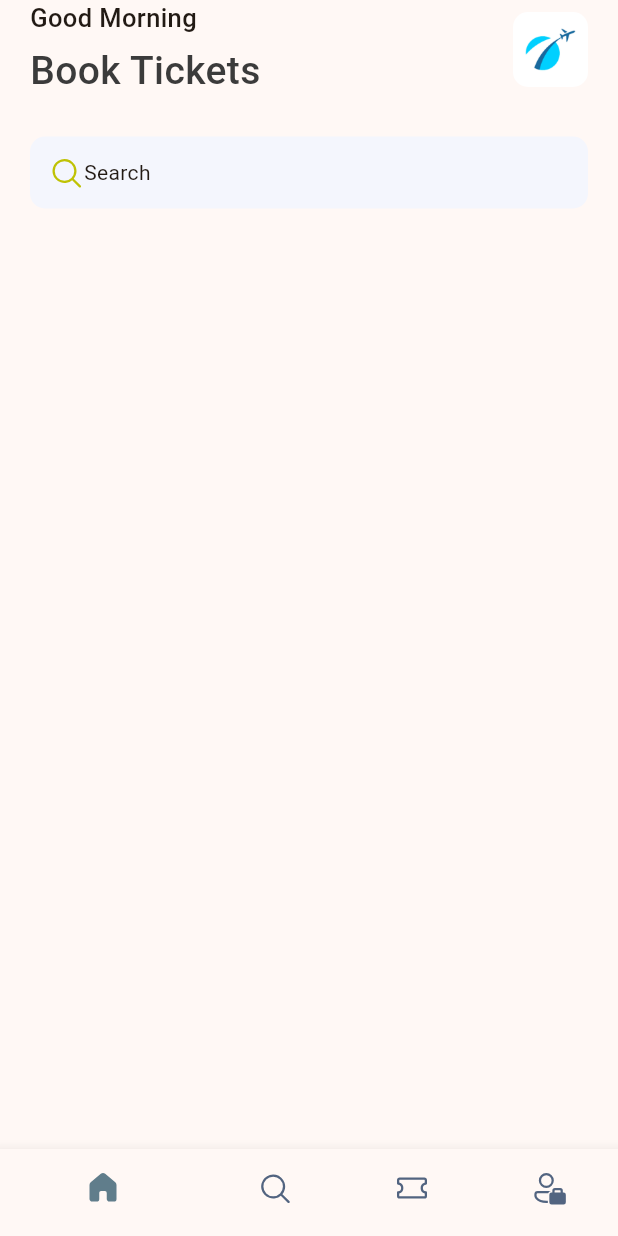
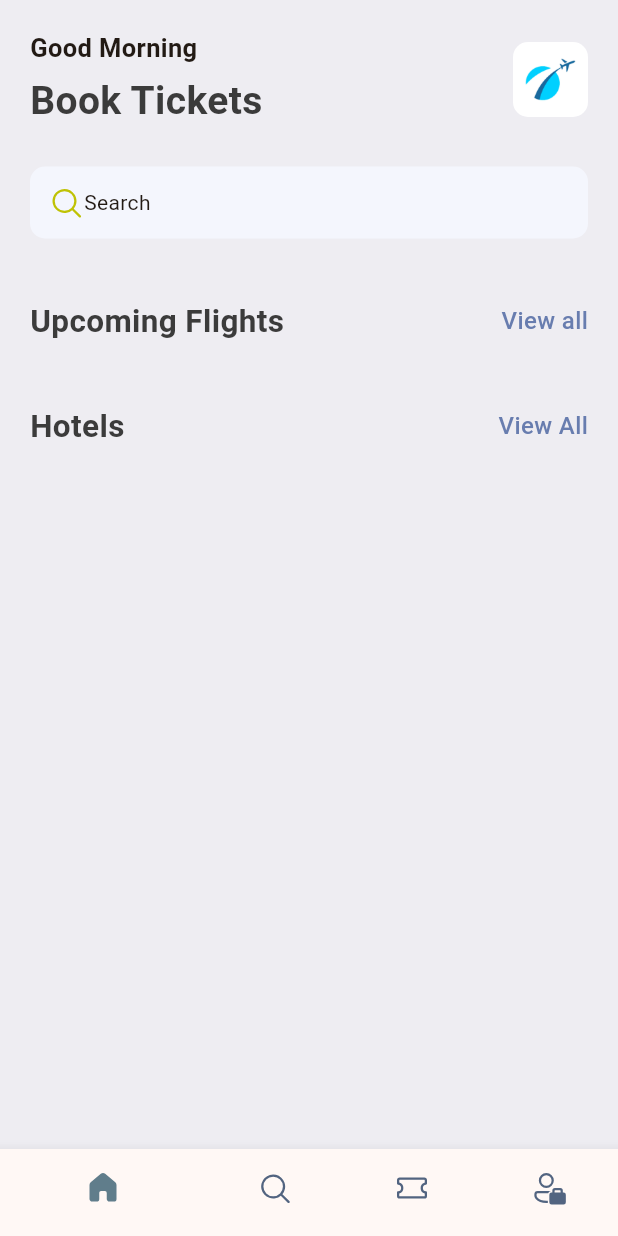
Before and after one commit to retzonel/ticket-app, a Flutter app: the screen it shows after launch, on a phone screen of 412 x 824 dp. Run offline on Flutter 3.47's test engine with Material 3 defaults, Android fonts, the phone set to English and light mode, and no system bars; our stand-ins replace fluentui_icons.

Commit message:
Add styling updates and new features to the app, including background color and text styles, and implement TestClass for testing purposes.

```diff
--- a/lib/base/res/styles/app_styles.dart
+++ b/lib/base/res/styles/app_styles.dart
@@ -5,13 +5,24 @@ Color primary = const Color(0xFF687daf);
 class AppStyles {
   static Color primaryColor = primary;
   static Color textColor = Color(0xFF3b3b3b);
+  static Color bgColor = Color(0xFFeeedf2);
+  static TextStyle textStyle = TextStyle(
+    fontSize: 16,
+    fontWeight: FontWeight.w500,
+    color: textColor,
+  );
   static TextStyle headLineStyle1 = TextStyle(
     fontSize: 26,
-    fontWeight: FontWeight.w500,
+    fontWeight: FontWeight.bold,
+    color: textColor,
+  );
+  static TextStyle headLineStyle2 = TextStyle(
+    fontSize: 21,
+    fontWeight: FontWeight.bold,
     color: textColor,
   );
   static TextStyle headLineStyle3 = const TextStyle(
     fontSize: 17,
-    fontWeight: FontWeight.w500,
+    fontWeight: FontWeight.w700,
   );
 }
--- /dev/null
+++ b/lib/base/widgets/app_double_text.dart
@@ -0,0 +1,38 @@
+import 'package:flutter/material.dart';
+import 'package:ticket_app/base/res/styles/app_styles.dart';
+
+class AppDoubleText extends StatelessWidget {
+  const AppDoubleText({
+    Key? key,
+    required this.bigText,
+    required this.smallText,
+  }) : super(key: key);
+
+  final String bigText;
+  final String smallText;
+
+  @override
+  Widget build(BuildContext context) {
+    return Row(
+      mainAxisAlignment: MainAxisAlignment.spaceBetween,
+      children: [
+        Text(
+          bigText,
+          style: AppStyles.headLineStyle2
+        ),
+        InkWell(
+          onTap: (){
+          },
+          child: Text(
+            smallText,
+            style: AppStyles.textStyle.copyWith(
+              color: AppStyles.primaryColor,
+            ),
+          ),
+        )
+      ],
+    );
+  }
+
+
+}
--- a/lib/screens/home_screen.dart
+++ b/lib/screens/home_screen.dart
@@ -2,6 +2,7 @@ import 'package:fluentui_icons/fluentui_icons.dart';
 import 'package:flutter/material.dart';
 import 'package:ticket_app/base/res/media.dart';
 import 'package:ticket_app/base/res/styles/app_styles.dart';
+import 'package:ticket_app/base/widgets/app_double_text.dart';
 
 class HomeScreen extends StatelessWidget {
   const HomeScreen({super.key});
@@ -10,12 +11,14 @@ class HomeScreen extends StatelessWidget {
   Widget build(BuildContext context) {
     // we wants scrollable screen so we use ListView
     return Scaffold(
+      backgroundColor: AppStyles.bgColor,
       body: ListView(
         children: [
           Container(
             padding: const EdgeInsets.symmetric(horizontal: 20),
             child: Column(
               children: [
+                SizedBox(height: 20),
                 Row(
                   mainAxisAlignment: MainAxisAlignment.spaceBetween,
                   children: [
@@ -62,6 +65,15 @@ class HomeScreen extends StatelessWidget {
                     ],
                   ),
                 ),
+                SizedBox(height: 40),
+
+                AppDoubleText(
+                  bigText: "Upcoming Flights",
+                  smallText: "View all",
+                ),
+
+                SizedBox(height: 40),
+                AppDoubleText(bigText: "Hotels", smallText: "View All"),
               ],
             ),
           ),
```
Also changed, not shown: lib/base/widgets/ticket_view.dart (added, +10 -0 lines), lib/main.dart (+21 -0 lines).
